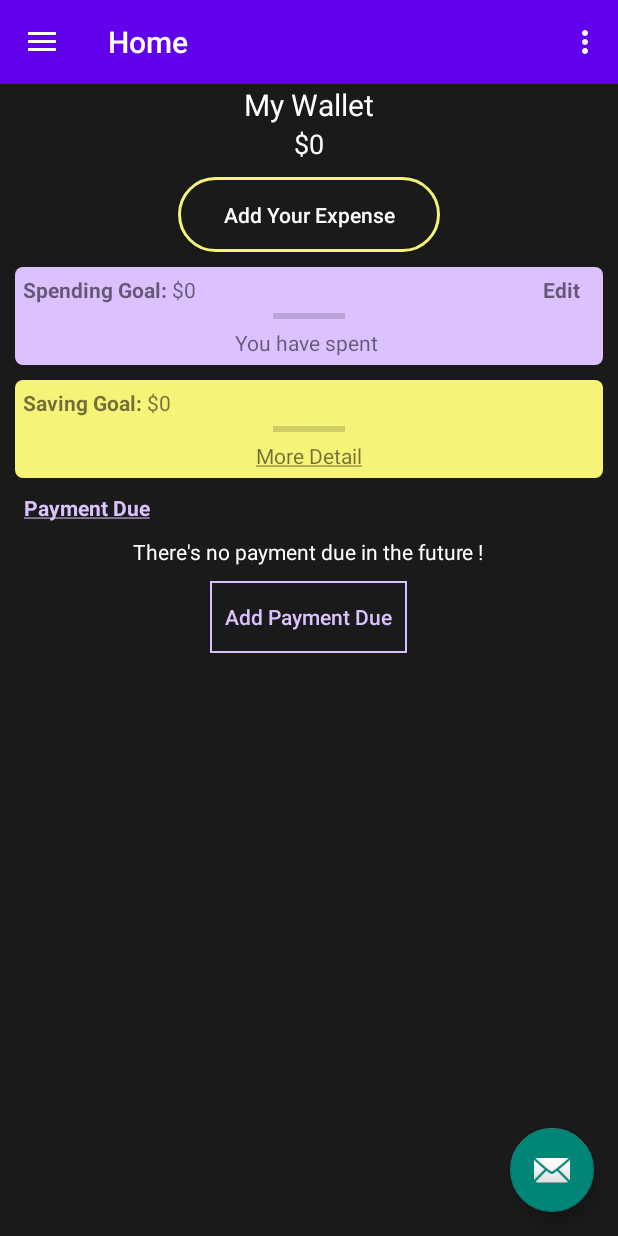
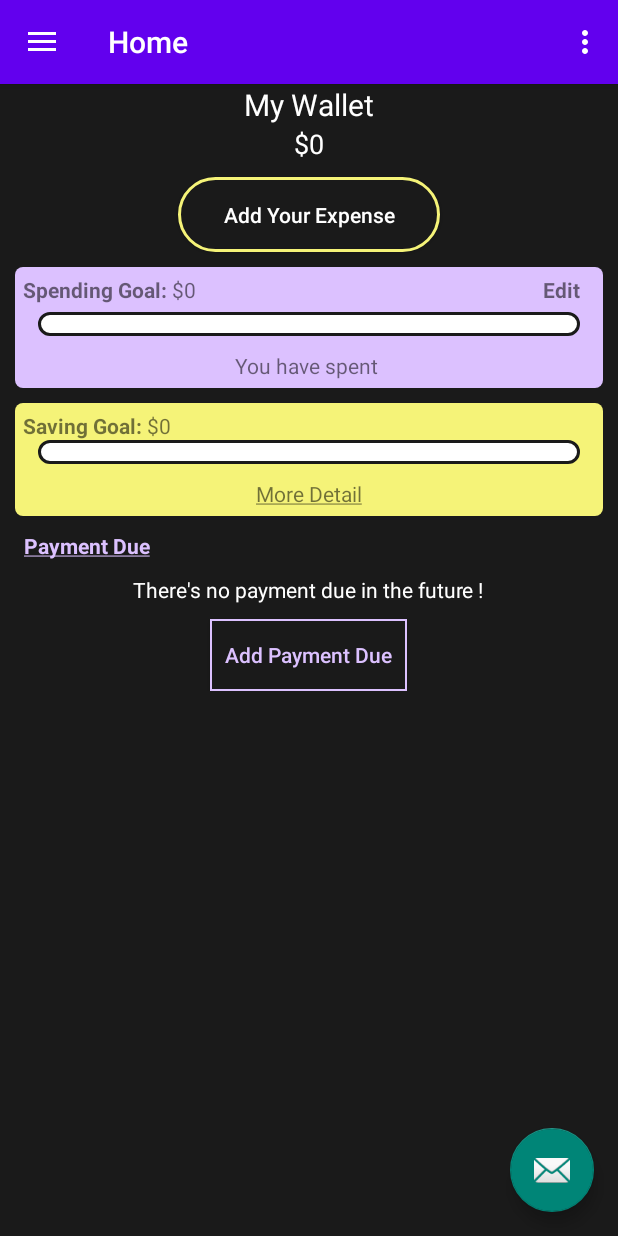
Before and after one commit to andyr3n/Broke-No-More, an Android app: the screen it shows after launch (MainActivity), on a phone screen of 412 x 824 dp. Run offline under Robolectric (Android 15) with nearby library versions, the phone set to English and light mode, and no system bars; our stand-ins replace navigation-ui.

Commit message:
Update process bar for Spending Goal

```diff
--- a/app/src/main/java/com/example/broke_no_more/ui/home/HomeFragment.kt
+++ b/app/src/main/java/com/example/broke_no_more/ui/home/HomeFragment.kt
@@ -2,10 +2,12 @@ package com.example.broke_no_more.ui.home
 
 import android.content.Context
 import android.os.Bundle
+import android.os.Process
 import android.util.Log
 import android.view.LayoutInflater
 import android.view.View
 import android.view.ViewGroup
+import android.widget.ProgressBar
 import android.widget.TextView
 import androidx.fragment.app.Fragment
 import androidx.fragment.app.setFragmentResult
@@ -25,6 +27,7 @@ class HomeFragment : Fragment(){
     private val binding get() = _binding!!
     private lateinit var editSpending: TextView
     private lateinit var spendingGoalAmount: TextView
+    private lateinit var spendingGoalProcess: ProgressBar
 
     override fun onCreateView(
         inflater: LayoutInflater,
@@ -59,6 +62,16 @@ class HomeFragment : Fragment(){
         }
 
 //        spendingAmountText.text = "$" + spendGoal
+
+        //Process bar
+        spendingGoalProcess = binding.spendingProgress
+
+        //Calculate percentage of spending goal (How much user spent compared to goal)
+        val spendPercentage = (( spentAmount/ spendGoal) * 100).toInt()
+
+        //Set process to correct percentage
+        spendingGoalProcess.progress = spendPercentage
+
         return root
     }
 
--- a/app/src/main/res/drawable/process_bar.xml
+++ b/app/src/main/res/drawable/process_bar.xml
@@ -1,4 +1,21 @@
 <?xml version="1.0" encoding="utf-8"?>
-<selector xmlns:android="http://schemas.android.com/apk/res/android">
-
-</selector>
+<layer-list xmlns:android="http://schemas.android.com/apk/res/android">
+    <item android:id="@android:id/background">
+        <shape>
+            <solid android:color="@color/white"/>
+            <corners android:radius="15dp"/>
+            <stroke android:width="2dp"
+                android:color="@color/black"/>
+        </shape>
+    </item>
+    <item android:id="@android:id/progress">
+        <clip>
+            <shape>
+                <solid android:color="@color/light_black"/>
+                <corners android:radius="15dp"/>
+                <stroke android:width="3dp"
+                    android:color="@color/black"/>
+            </shape>
+        </clip>
+    </item>
+</layer-list>
--- a/app/src/main/res/layout/fragment_home.xml
+++ b/app/src/main/res/layout/fragment_home.xml
@@ -92,17 +92,25 @@
 
             <ProgressBar
                 android:id="@+id/spendingProgress"
+                android:layout_width="match_parent"
+                android:layout_height="wrap_content"
                 style="@style/Widget.AppCompat.ProgressBar.Horizontal"
-                android:layout_width="wrap_content"
-                android:layout_height="wrap_content"
+                android:layout_marginStart="10dp"
+                android:layout_marginEnd="10dp"
+                android:layout_marginTop="5dp"
                 app:layout_constraintEnd_toEndOf="parent"
                 app:layout_constraintStart_toStartOf="parent"
-                app:layout_constraintTop_toBottomOf="@+id/spendingGoal_amount">
+                app:layout_constraintTop_toBottomOf="@+id/spendingGoal_amount"
+                android:max="100"
+                android:progress="0"
+                android:progressDrawable="@drawable/process_bar">
             </ProgressBar>
 
             <TextView
+                android:id="@+id/have_spentText"
                 android:layout_width="wrap_content"
                 android:layout_height="wrap_content"
+                android:layout_marginTop="10dp"
                 app:layout_constraintBottom_toBottomOf="parent"
                 app:layout_constraintEnd_toEndOf="parent"
                 app:layout_constraintStart_toStartOf="parent"
@@ -141,11 +149,16 @@
             <ProgressBar
                 android:id="@+id/savingProgress"
                 style="@style/Widget.AppCompat.ProgressBar.Horizontal"
-                android:layout_width="wrap_content"
+                android:layout_width="match_parent"
                 android:layout_height="wrap_content"
+                android:layout_marginStart="10dp"
+                android:layout_marginEnd="10dp"
                 app:layout_constraintEnd_toEndOf="parent"
                 app:layout_constraintStart_toStartOf="parent"
-                app:layout_constraintTop_toBottomOf="@+id/savingGoal">
+                app:layout_constraintTop_toBottomOf="@+id/savingGoal"
+                android:max="100"
+                android:progress="0"
+                android:progressDrawable="@drawable/process_bar">
             </ProgressBar>
 
             <TextView
@@ -156,6 +169,7 @@
                 app:layout_constraintEnd_toEndOf="parent"
                 app:layout_constraintStart_toStartOf="parent"
                 app:layout_constraintTop_toBottomOf="@+id/savingProgress"
+                android:layout_marginTop="10dp"
                 android:text="@string/more_detail">
             </TextView>
         </androidx.constraintlayout.widget.ConstraintLayout>
```
